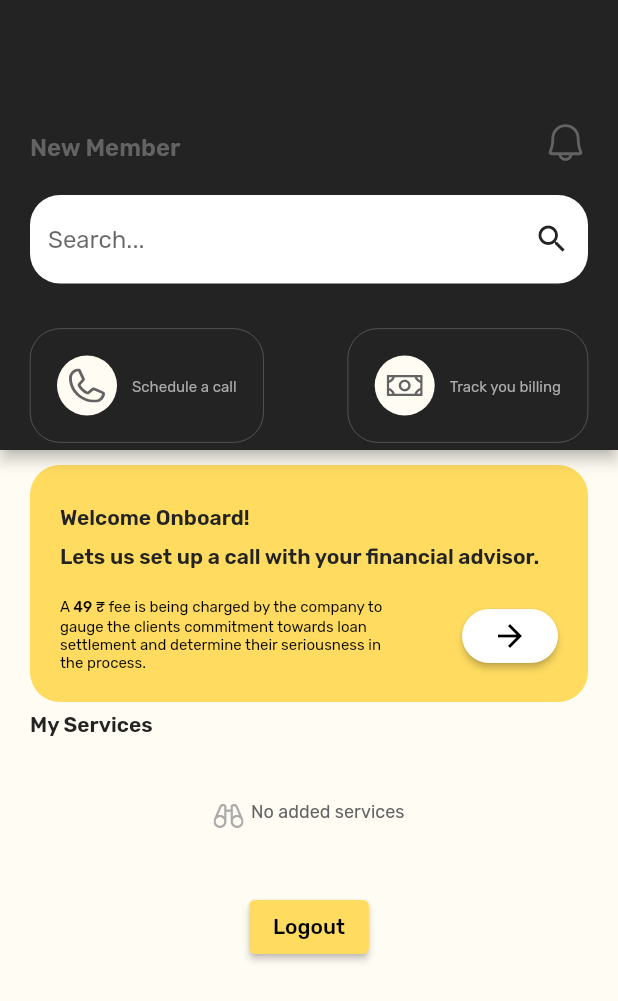
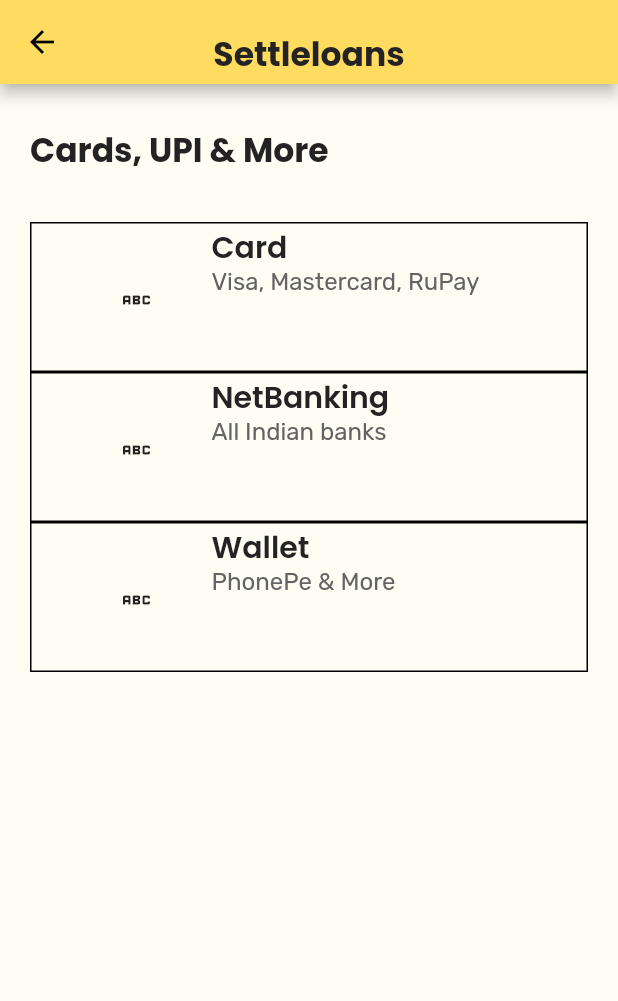
Before and after one commit to Huzaifa-Tawab/settleLoansApp, a Flutter app: the ClientHome screen opened directly, after a tap on the "arrow forward" icon, on a phone screen of 412 x 824 dp. Shown: the top 1001 px of the screen. Run offline on Flutter 3.47's test engine with Material 2 defaults, Android fonts, the phone set to English and light mode, and no system bars; our stand-ins replace cloud_firestore, firebase_auth, firebase_core, flutter_svg, google_fonts, google_sign_in and 1 more; missing offline and left inert: booking_calendar; accounts and stored records are empty.

Commit message:
new work

```diff
--- a/lib/Constrains/Buttons.dart
+++ b/lib/Constrains/Buttons.dart
@@ -1,5 +1,6 @@
 import 'package:flutter/material.dart';
 import 'package:google_fonts/google_fonts.dart';
+import 'package:settle_loans/Constrains/textstyles.dart';
 
 class RoundedButton1 extends StatelessWidget {
   final String text;
@@ -104,3 +105,45 @@ class ButtonWithIcon extends StatelessWidget {
     );
   }
 }
+
+class Containerbutton extends StatelessWidget {
+  final String text;
+  final String text2;
+  final Function onPressed;
+  final icons;
+
+  const Containerbutton(
+      {super.key, required this.text, required this.icons,required this.text2, required this.onPressed});
+
+  @override
+  Widget build(BuildContext context) {
+    return InkWell(
+
+      child: Container(
+        height: 100,
+      width:MediaQuery.sizeOf(context).width,
+      padding: EdgeInsets.all(20),
+      decoration: BoxDecoration( border: Border.all(),),
+      child: Row(
+        children: [
+          Container(
+            width: 100,
+            height: 20,
+            child: icons,
+            // decoration: BoxDecoration(image: DecorationImage(image: AssetImage('Vector.png'))),
+            ),
+      Column(
+        crossAxisAlignment: CrossAxisAlignment.start,
+        children: [
+          Text(text,style: HeadingTextStyle2(),),
+          Text(text2,style: ParaTextStyle1(),
+          )
+          ],
+          )
+          ],
+          ),
+
+      ),
+    );
+  }
+}
--- /dev/null
+++ b/lib/Constrains/iconbuton.dart
@@ -0,0 +1,22 @@
+import 'package:flutter/material.dart';
+
+class KIconButton extends StatelessWidget {
+  String title;
+  Function onPressed;
+  String Img;
+   KIconButton({super.key ,required this.title,required this.onPressed, required this.Img});
+
+  @override
+  Widget build(BuildContext context) {
+    return InkWell(
+      onTap: onPressed(),
+      child: Container(
+        child: Row(children: [
+
+        Container(color: Colors.red, width: 100,height: 100,),
+         Text(title),
+        ],),
+      ),
+    );
+  }
+}
--- a/lib/Screens/Client/client_home.dart
+++ b/lib/Screens/Client/client_home.dart
@@ -7,9 +7,11 @@ import 'package:settle_loans/Components/icons.dart';
 import 'package:settle_loans/Components/shared_prefs.dart';
 import 'package:settle_loans/Constrains/Buttons.dart';
 import 'package:settle_loans/Constrains/colors.dart';
+import 'package:settle_loans/Constrains/iconbuton.dart';
 import 'package:settle_loans/Constrains/textstyles.dart';
 import 'package:settle_loans/Screens/Auth/login.dart';
 import 'package:settle_loans/Screens/Client/client_data.dart';
+import 'package:settle_loans/Screens/Client/paymentgateway.dart';
 import 'package:settle_loans/Screens/Client/schedule_call.dart';
 
 class ClientHome extends StatefulWidget {
@@ -217,7 +219,7 @@ class _ClientHomeState extends State<ClientHome> {
                         mainAxisAlignment: MainAxisAlignment.spaceBetween,
                         children: [
                           SizedBox(
-                            width: 230,
+                            width: 200,
                             child: Text.rich(
                               TextSpan(
                                 children: [
@@ -257,7 +259,12 @@ class _ClientHomeState extends State<ClientHome> {
                             ),
                           ),
                           ElevatedButton(
-                            onPressed: () {},
+                            onPressed: () {
+                                   Navigator.push(
+                context,
+                MaterialPageRoute(builder: (context) => Paymentgateway()),
+              );
+                            },
                             child: Icon(Icons.arrow_forward),
                             style: ElevatedButton.styleFrom(
                                 backgroundColor: Colors.white,
@@ -303,6 +310,9 @@ class _ClientHomeState extends State<ClientHome> {
                           ],
                         ),
                       ),
+
+                     KIconButton(title: 'Debt free solutions', onPressed: (){}, Img: ''),
+                     KIconButton(title: 'ok', onPressed: (){}, Img: ''),
                 ElevatedButton(onPressed: LogoutHandler, child: Text('Logout')),
               ],
             ),
--- /dev/null
+++ b/lib/Screens/Client/paymentgateway.dart
@@ -0,0 +1,35 @@
+import 'package:flutter/material.dart';
+import 'package:settle_loans/Constrains/Buttons.dart';
+import 'package:settle_loans/Constrains/textstyles.dart';
+
+class Paymentgateway extends StatefulWidget {
+  const Paymentgateway({super.key});
+
+  @override
+  State<Paymentgateway> createState() => _PaymentgatewayState();
+}
+
+class _PaymentgatewayState extends State<Paymentgateway> {
+  @override
+   Widget build(BuildContext context) {
+    return Scaffold(
+      appBar: AppBar(
+        title: Text("Settleloans",style: HeadingTextStyle1()),
+        centerTitle: true,
+      ),
+      body: Padding(
+        padding: const EdgeInsets.only(left: 20,right: 20),
+        child: Column(
+          crossAxisAlignment: CrossAxisAlignment.start,
+          children: [
+            Text("Cards, UPI & More",style: HeadingTextStyle1(),),
+            SizedBox(height: 20,),
+            Containerbutton(icons: Icon(Icons.abc),text: "Card",text2: "Visa, Mastercard, RuPay", onPressed: (){}),
+            Containerbutton(icons: Icon(Icons.abc),text: "NetBanking",text2: "All Indian banks", onPressed: (){}),
+            Containerbutton(icons: Icon(Icons.abc),text: "Wallet",text2: "PhonePe & More", onPressed: (){}),
+          ],
+        ),
+      ),
+    );
+  }
+}
```
